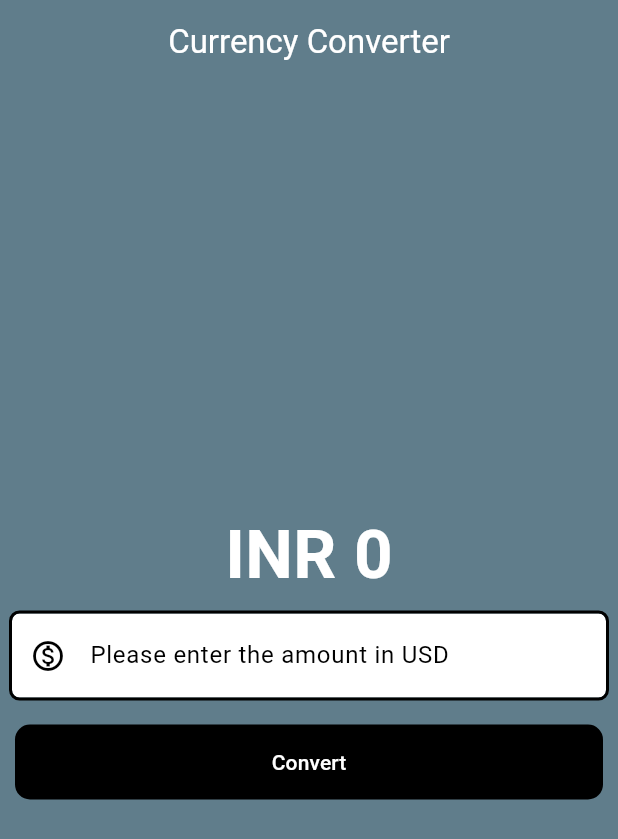
After one commit to ChaudharyMadhavi/Flutter_Project, a Flutter app: the CurrencyConverterMaterialPage screen opened directly, on a phone screen of 412 x 824 dp. The commit adds this screen. Shown: the top 839 px of the screen. Run offline on Flutter 3.47's test engine with Material 3 defaults, Android fonts, the phone set to English and light mode, and no system bars; network calls fail.

```diff
--- /dev/null
+++ b/currency_converter/lib/currency_converter_material_page.dart
@@ -0,0 +1,110 @@
+import 'package:flutter/cupertino.dart';
+
+import 'package:flutter/material.dart';
+import 'package:flutter/widgets.dart';
+
+class CurrencyConverterMaterialPage extends StatefulWidget {
+  const CurrencyConverterMaterialPage({super.key});
+  @override
+  State<CurrencyConverterMaterialPage> createState() =>
+      _CurrencyConverterMaterialPageState();
+}
+
+class _CurrencyConverterMaterialPageState
+    extends State<CurrencyConverterMaterialPage> {
+  double result = 0;
+  final TextEditingController textEditingController = TextEditingController();
+
+  @override
+  void initState() {
+    super.initState();
+  }
+
+  @override
+  Widget build(BuildContext context) {
+    print('rebuilt');
+    final border = OutlineInputBorder(
+      borderSide: const BorderSide(
+        width: 2.0,
+        style: BorderStyle.solid,
+        strokeAlign: BorderSide.strokeAlignOutside,
+      ),
+      borderRadius: BorderRadius.circular(5),
+    );
+
+    return Scaffold(
+      backgroundColor: Colors.blueGrey,
+      appBar: AppBar(
+        backgroundColor: Colors.blueGrey,
+        elevation: 0,
+        title: const Text(
+          'Currency Converter',
+          style: TextStyle(
+            color: Colors.white,
+          ),
+        ),
+        centerTitle: true,
+      ),
+      body: Center(
+        child: Column(
+          mainAxisAlignment: MainAxisAlignment.center,
+          children: [
+            Text(
+              'INR ${result != 0 ? result.toStringAsFixed(2) : result.toStringAsFixed(0)}',
+              style: const TextStyle(
+                fontSize: 45,
+                fontWeight: FontWeight.bold,
+                color: Color.fromARGB(255, 255, 255, 255),
+              ),
+            ),
+            Padding(
+              padding: const EdgeInsets.all(8.0),
+              child: TextField(
+                controller: textEditingController,
+                style: const TextStyle(
+                  color: Colors.black,
+                ),
+                decoration: InputDecoration(
+                  hintText: 'Please enter the amount in USD',
+                  hintStyle: const TextStyle(
+                    color: Colors.black,
+                  ),
+                  prefixIcon: const Icon(
+                    Icons.monetization_on_outlined,
+                  ),
+                  prefixIconColor: Colors.black,
+                  filled: true,
+                  fillColor: Colors.white,
+                  focusedBorder: border,
+                  enabledBorder: border,
+                ),
+                keyboardType: const TextInputType.numberWithOptions(
+                  decimal: true,
+                ),
+              ),
+            ),
+            Padding(
+              padding: const EdgeInsets.all(10.0),
+              child: TextButton(
+                onPressed: () {
+                  setState(() {
+                    result = double.parse(textEditingController.text) * 81;
+                  });
+                },
+                style: TextButton.styleFrom(
+                  backgroundColor: Colors.black,
+                  foregroundColor: Colors.white,
+                  minimumSize: const Size(double.infinity, 50),
+                  shape: RoundedRectangleBorder(
+                    borderRadius: BorderRadius.circular(10),
+                  ),
+                ),
+                child: const Text('Convert'),
+              ),
+            ),
+          ], //chindren
+        ),
+      ),
+    );
+  }
+}
--- /dev/null
+++ b/currency_converter/lib/main.dart
@@ -0,0 +1,34 @@
+import 'currency_converter_material_page.dart';
+import 'package:flutter/material.dart';
+import 'package:flutter/cupertino.dart';
+import 'currency_converter_cupertino_page.dart';
+//My first flutter project
+
+// void main() {
+//   runApp(const MyApp());
+// }
+void main() {
+  runApp(const MyCupertinoApp());
+}
+
+class MyApp extends StatelessWidget {
+  const MyApp({super.key});
+
+  @override
+  Widget build(BuildContext context) {
+    return const MaterialApp(
+      home: CurrencyConverterMaterialPage(),
+    );
+  }
+}
+
+class MyCupertinoApp extends StatelessWidget {
+  const MyCupertinoApp({super.key});
+
+  @override
+  Widget build(BuildContext context) {
+    return const CupertinoApp(
+      home: CurrencyConverterCupertinoPage(),
+    );
+  }
+}
--- a/weather_app/lib/weather_screen.dart
+++ b/weather_app/lib/weather_screen.dart
@@ -231,3 +231,4 @@ class _WeatherScreenState extends State<WeatherScreen> {
     );
   }
 }
+// project completed
```
Also changed, not shown: currency_converter/analysis_options.yaml (added, +28 -0 lines), currency_converter/lib/currency_converter_cupertino_page.dart (added, +86 -0 lines), currency_converter/pubspec.yaml (added, +90 -0 lines), currency_converter/pubspec.lock (added), 124 other files.
